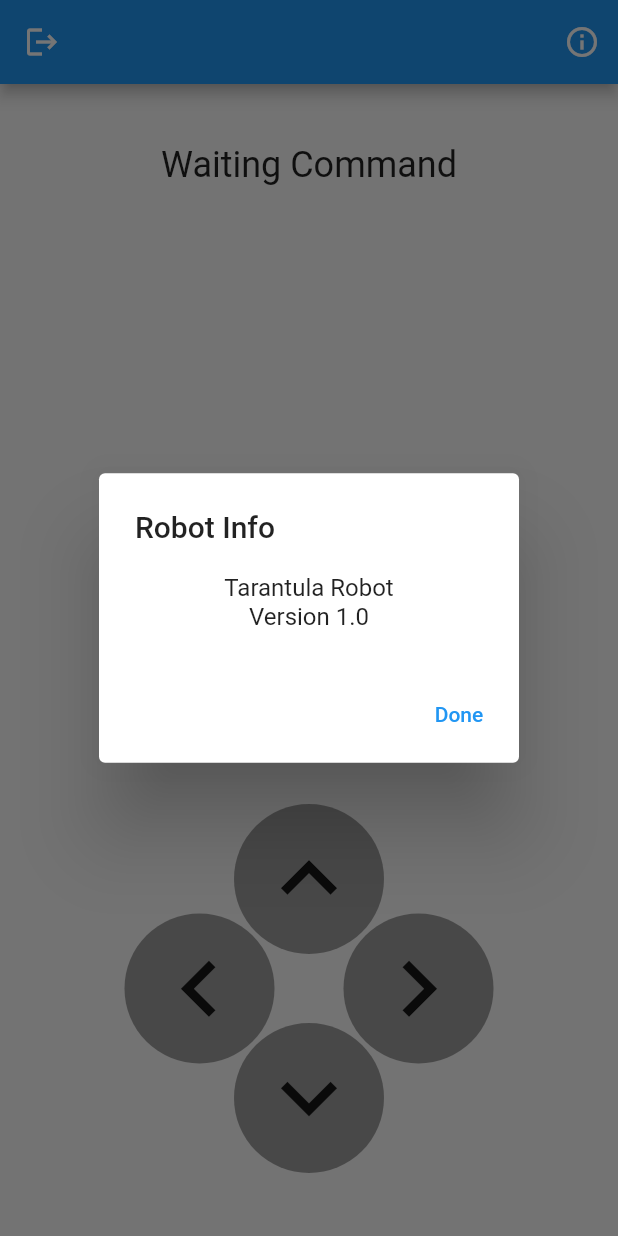
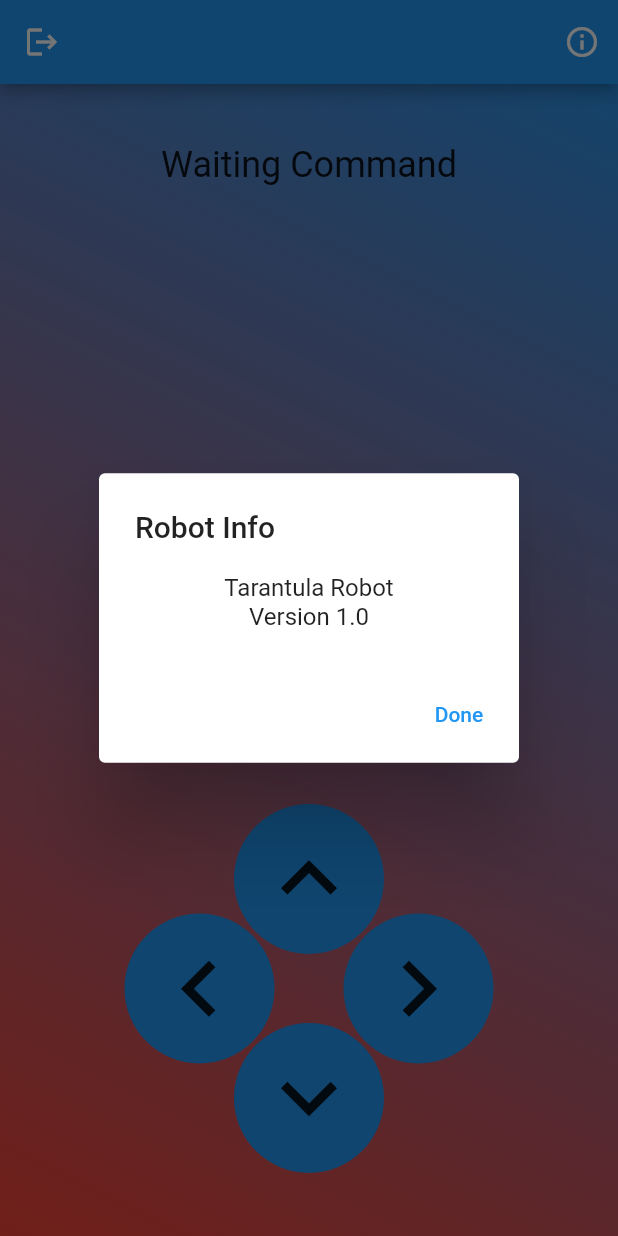
Before and after one commit to omerfkilic/robot_controller, a Flutter app: the screen it shows after launch, after a tap on the "info outline" icon, on a phone screen of 412 x 824 dp. Run offline on Flutter 3.47's test engine with Material 2 defaults, Android fonts, the phone set to English and light mode, and no system bars; missing offline and left inert: flutter_vibrate.

Commit message:
added background color and vibration

```diff
--- a/lib/main.dart
+++ b/lib/main.dart
@@ -1,7 +1,12 @@
 import 'package:flutter/material.dart';
+import 'package:flutter/services.dart';
 import 'package:robot_controller/pages/controller_page/controller_page.dart';
 
-void main() => runApp(const MyApp());
+void main() {
+  WidgetsFlutterBinding.ensureInitialized();
+  SystemChrome.setPreferredOrientations([DeviceOrientation.portraitUp]);
+  runApp(const MyApp());
+}
 
 class MyApp extends StatelessWidget {
   const MyApp({super.key});
--- a/lib/pages/controller_page/controller_page.dart
+++ b/lib/pages/controller_page/controller_page.dart
@@ -1,4 +1,5 @@
 import 'package:flutter/material.dart';
+import 'package:flutter_vibrate/flutter_vibrate.dart';
 
 class ControllerPage extends StatefulWidget {
   const ControllerPage({super.key});
@@ -11,7 +12,18 @@ class _ControllerPageState extends State<ControllerPage> {
   String text = 'Waiting Command';
   @override
   Widget build(BuildContext context) {
-    return Scaffold(
+    return Container(
+      decoration: const BoxDecoration(
+        gradient: LinearGradient(
+          begin: Alignment.topRight,
+          end: Alignment.bottomLeft,
+          colors: [
+            Colors.blue,
+            Colors.red,
+          ],
+        ),
+      ),
+      child: Scaffold(
         appBar: AppBar(
           title: const Text('Material App Bar'),
           leading: IconButton(
@@ -63,6 +75,7 @@ class _ControllerPageState extends State<ControllerPage> {
             )
           ],
         ),
+        backgroundColor: Colors.transparent,
         body: Column(
           mainAxisAlignment: MainAxisAlignment.spaceBetween,
           children: [
@@ -82,15 +95,12 @@ class _ControllerPageState extends State<ControllerPage> {
                 height: 250,
                 width: 250,
                 padding: const EdgeInsets.all(2),
-              decoration: BoxDecoration(
-                borderRadius: BorderRadius.circular(120),
-              ),
                 child: Stack(
                   children: [
                     _ControllerButton(
                       alignment: Alignment.centerLeft,
                       iconData: Icons.keyboard_arrow_left_outlined,
-                    onTapDownEvent: () {
+                      onTapDownEvent: () async {
                         setState(() {
                           text = 'Moving Left';
                         });
@@ -149,6 +159,7 @@ class _ControllerPageState extends State<ControllerPage> {
             ),
           ],
         ),
+      ),
     );
   }
 }
@@ -171,18 +182,21 @@ class _ControllerButton extends StatelessWidget {
   Widget build(BuildContext context) {
     return Align(
       alignment: alignment,
-      child: Container(
+      child: Ink(
         height: 100,
         width: 100,
         decoration: BoxDecoration(
-          color: Colors.grey,
+          color: Colors.blue,
           borderRadius: BorderRadius.circular(120),
         ),
-        child: GestureDetector(
+        child: InkWell(
+          borderRadius: BorderRadius.circular(120),
+          splashColor: Colors.red,
           onTapUp: (details) {
             onTapUpEvent();
           },
           onTapDown: (details) {
+            Vibrate.feedback(FeedbackType.heavy);
             onTapDownEvent();
           },
           onTapCancel: () {
--- a/pubspec.yaml
+++ b/pubspec.yaml
@@ -36,6 +36,7 @@ dependencies:
   # The following adds the Cupertino Icons font to your application.
   # Use with the CupertinoIcons class for iOS style icons.
   cupertino_icons: ^1.0.2
+  flutter_vibrate: ^1.3.0
 
 dev_dependencies:
   flutter_test:
```
Also changed, not shown: pubspec.lock, 1 other file. Lines whose indentation alone changed are shown as unchanged.
